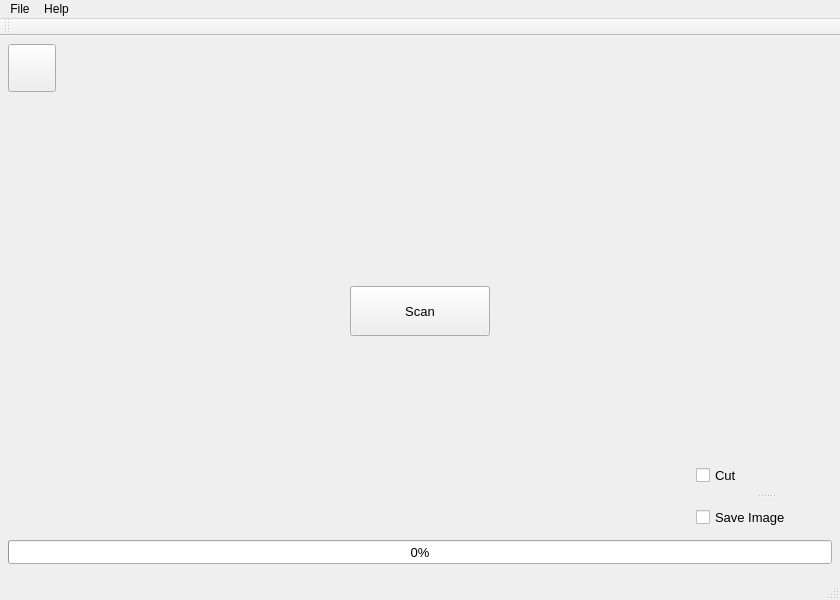
First picture: the form in QtTest/frmMain.ui, repository JamzumSum/E-N-TabConverter, before the edit.
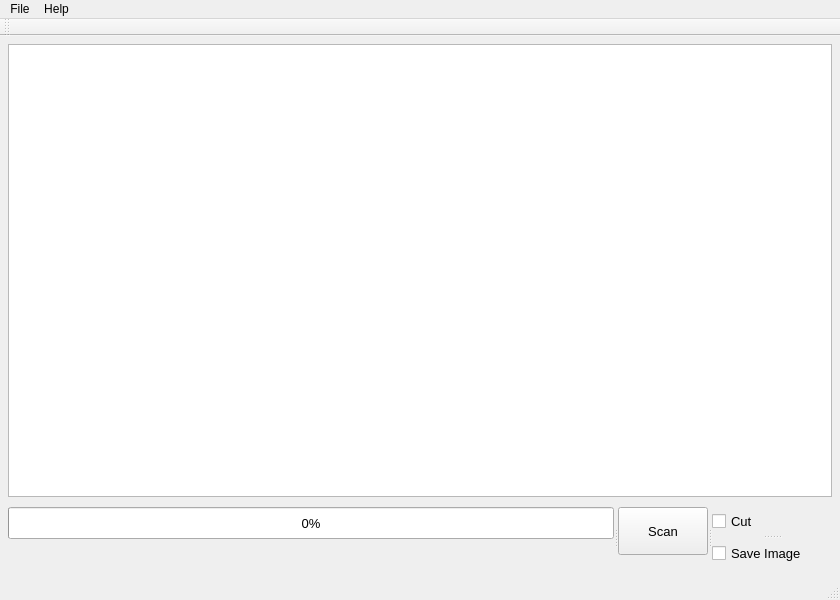
Second picture: the form after the edit. Icons and pictures are not drawn. Custom widgets are drawn as their Qt base class.

Commit message: 9 modifies * rename NumReader to CharReader * class knnReader extends CharReader * fix wrong configuration and build release version * GUI redesigned. * add drop in GUI * now we scan more than one images. * fix bugs if erase element in iteraltor-loop. (mergeFret) * import Tesseract OCR. we will rec title and so on later. configs related are updated as well. (sorry about the mess  but build is so confusing... ) * user can choose save path if he doesnt want to cover previous result. * other fixs....

Diff of the .ui file:
```diff
--- a/QtTest/frmMain.ui
+++ b/QtTest/frmMain.ui
@@ -21,78 +21,119 @@
    <string>E-N Tab Converter</string>
   </property>
   <widget class="QWidget" name="centralWidget">
-   <widget class="QPushButton" name="btnScan">
-    <property name="geometry">
-     <rect>
-      <x>350</x>
-      <y>250</y>
-      <width>140</width>
-      <height>50</height>
-     </rect>
-    </property>
-    <property name="text">
-     <string>Scan</string>
-    </property>
-   </widget>
-   <widget class="QSplitter" name="splitter_checks">
-    <property name="geometry">
-     <rect>
-      <x>696</x>
-      <y>420</y>
-      <width>140</width>
-      <height>80</height>
-     </rect>
-    </property>
-    <property name="orientation">
-     <enum>Qt::Vertical</enum>
-    </property>
-    <widget class="QCheckBox" name="ckbCut">
-     <property name="text">
-      <string>Cut</string>
-     </property>
-    </widget>
-    <widget class="QCheckBox" name="ckbSave">
-     <property name="text">
-      <string>Save Image</string>
-     </property>
-    </widget>
-   </widget>
-   <widget class="QPushButton" name="btnSetting">
-    <property name="geometry">
-     <rect>
-      <x>8</x>
-      <y>8</y>
-      <width>48</width>
-      <height>48</height>
-     </rect>
-    </property>
-    <property name="text">
-     <string/>
-    </property>
-    <property name="icon">
-     <iconset>
-      <normaloff>../icon/setting.ico</normaloff>../icon/setting.ico</iconset>
-    </property>
-    <property name="iconSize">
-     <size>
-      <width>40</width>
-      <height>40</height>
-     </size>
-    </property>
-   </widget>
-   <widget class="QProgressBar" name="progressBar">
-    <property name="geometry">
-     <rect>
-      <x>8</x>
-      <y>504</y>
-      <width>824</width>
-      <height>24</height>
-     </rect>
-    </property>
-    <property name="value">
-     <number>0</number>
-    </property>
-   </widget>
+   <layout class="QGridLayout" name="gridLayout">
+    <item row="0" column="0">
+     <widget class="QDropListWidget" name="listWidget">
+      <property name="sizePolicy">
+       <sizepolicy hsizetype="Expanding" vsizetype="Expanding">
+        <horstretch>0</horstretch>
+        <verstretch>7</verstretch>
+       </sizepolicy>
+      </property>
+      <property name="acceptDrops">
+       <bool>true</bool>
+      </property>
+      <property name="dragEnabled">
+       <bool>true</bool>
+      </property>
+      <property name="dragDropMode">
+       <enum>QAbstractItemView::DragDrop</enum>
+      </property>
+      <property name="defaultDropAction">
+       <enum>Qt::MoveAction</enum>
+      </property>
+     </widget>
+    </item>
+    <item row="1" column="0" alignment="Qt::AlignVCenter">
+     <widget class="QSplitter" name="splitter">
+      <property name="sizePolicy">
+       <sizepolicy hsizetype="Expanding" vsizetype="Preferred">
+        <horstretch>0</horstretch>
+        <verstretch>1</verstretch>
+       </sizepolicy>
+      </property>
+      <property name="frameShadow">
+       <enum>QFrame::Plain</enum>
+      </property>
+      <property name="orientation">
+       <enum>Qt::Horizontal</enum>
+      </property>
+      <widget class="QProgressBar" name="progressBar">
+       <property name="sizePolicy">
+        <sizepolicy hsizetype="Expanding" vsizetype="Preferred">
+         <horstretch>6</horstretch>
+         <verstretch>0</verstretch>
+        </sizepolicy>
+       </property>
+       <property name="minimumSize">
+        <size>
+         <width>512</width>
+         <height>32</height>
+        </size>
+       </property>
+       <property name="maximumSize">
+        <size>
+         <width>16777215</width>
+         <height>32</height>
+        </size>
+       </property>
+       <property name="value">
+        <number>0</number>
+       </property>
+      </widget>
+      <widget class="QPushButton" name="btnScan">
+       <property name="sizePolicy">
+        <sizepolicy hsizetype="Expanding" vsizetype="Fixed">
+         <horstretch>1</horstretch>
+         <verstretch>0</verstretch>
+        </sizepolicy>
+       </property>
+       <property name="minimumSize">
+        <size>
+         <width>90</width>
+         <height>48</height>
+        </size>
+       </property>
+       <property name="maximumSize">
+        <size>
+         <width>16777214</width>
+         <height>48</height>
+        </size>
+       </property>
+       <property name="text">
+        <string>Scan</string>
+       </property>
+      </widget>
+      <widget class="QSplitter" name="splitter_checks">
+       <property name="sizePolicy">
+        <sizepolicy hsizetype="Expanding" vsizetype="Expanding">
+         <horstretch>1</horstretch>
+         <verstretch>0</verstretch>
+        </sizepolicy>
+       </property>
+       <property name="minimumSize">
+        <size>
+         <width>120</width>
+         <height>60</height>
+        </size>
+       </property>
+       <property name="orientation">
+        <enum>Qt::Vertical</enum>
+       </property>
+       <widget class="QCheckBox" name="ckbCut">
+        <property name="text">
+         <string>Cut</string>
+        </property>
+       </widget>
+       <widget class="QCheckBox" name="ckbSave">
+        <property name="text">
+         <string>Save Image</string>
+        </property>
+       </widget>
+      </widget>
+     </widget>
+    </item>
+   </layout>
   </widget>
   <widget class="QMenuBar" name="menuBar">
    <property name="geometry">
@@ -152,6 +193,16 @@
   </action>
  </widget>
  <layoutdefault spacing="8" margin="8"/>
+ <customwidgets>
+  <customwidget>
+   <class>QDropListWidget</class>
+   <extends>QListWidget</extends>
+   <header>qdroplistwidget.h</header>
+   <slots>
+    <slot>showItem(QListWidgetItem*)</slot>
+   </slots>
+  </customwidget>
+ </customwidgets>
  <tabstops>
   <tabstop>btnScan</tabstop>
   <tabstop>btnSetting</tabstop>
```
Left out of the diff: 90 changed lines with no effect on the pictures. The commit also changes 32 other files.
